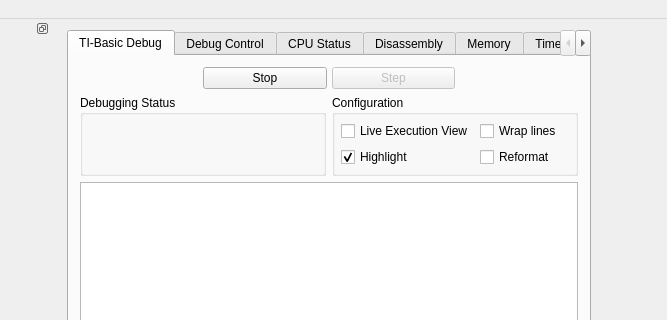
Qt form gui/qt/mainwindow.ui (CE-Programming/CEmu) before a commit; both pictures show x 390 to 1057 and y 0 to 320 of the 1057 by 1005 pixel window.
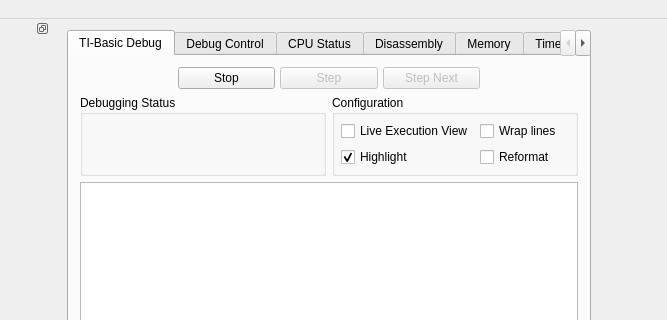
The same form after that commit. Icons and pictures are not drawn. Custom widgets are drawn as their Qt base class.

Commit message: start working on basic step next

Diff of the .ui file:
```diff
--- a/gui/qt/mainwindow.ui
+++ b/gui/qt/mainwindow.ui
@@ -99,7 +99,7 @@
             </property>
             <property name="sizeHint" stdset="0">
              <size>
-              <width>0</width>
+              <width>13</width>
               <height>20</height>
              </size>
             </property>
@@ -148,6 +148,26 @@
             </property>
            </widget>
           </item>
+          <item>
+           <widget class="QPushButton" name="buttonBasicStepNext">
+            <property name="enabled">
+             <bool>false</bool>
+            </property>
+            <property name="sizePolicy">
+             <sizepolicy hsizetype="MinimumExpanding" vsizetype="Maximum">
+              <horstretch>0</horstretch>
+              <verstretch>0</verstretch>
+             </sizepolicy>
+            </property>
+            <property name="text">
+             <string>Step Next</string>
+            </property>
+            <property name="icon">
+             <iconset resource="resources.qrc">
+              <normaloff>:/icons/resources/icons/stepnext.png</normaloff>:/icons/resources/icons/stepnext.png</iconset>
+            </property>
+           </widget>
+          </item>
           <item>
            <spacer name="horizontalSpacer_27">
             <property name="orientation">
@@ -158,7 +178,7 @@
             </property>
             <property name="sizeHint" stdset="0">
              <size>
-              <width>0</width>
+              <width>13</width>
               <height>20</height>
              </size>
             </property>
@@ -10403,6 +10423,11 @@
  </widget>
  <layoutdefault spacing="6" margin="11"/>
  <customwidgets>
+  <customwidget>
+   <class>BasicEditor</class>
+   <extends>QPlainTextEdit</extends>
+   <header>basiccodeviewerwindow.h</header>
+  </customwidget>
   <customwidget>
    <class>LCDWidget</class>
    <extends>QWidget</extends>
```
The commit also changes 5 other files.
